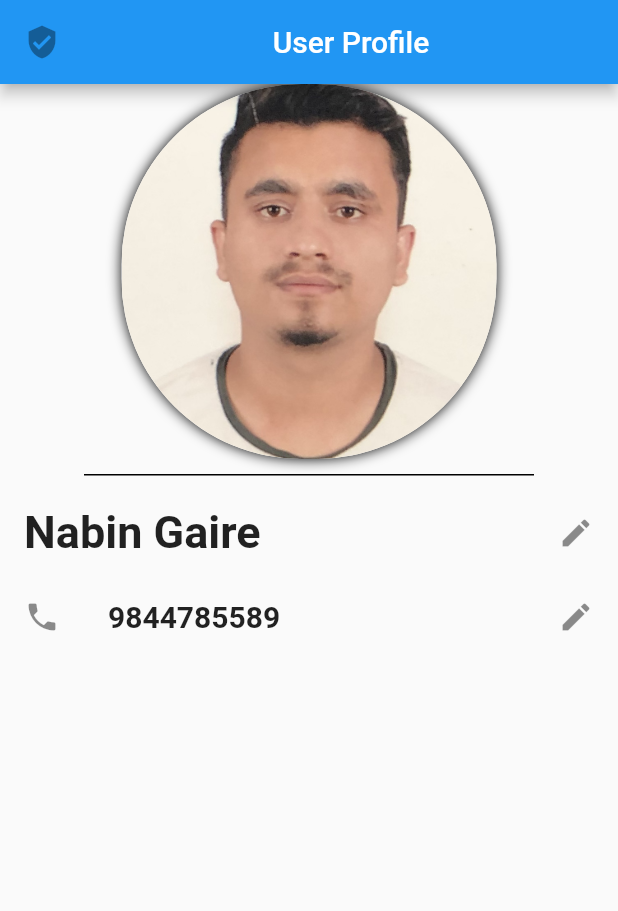
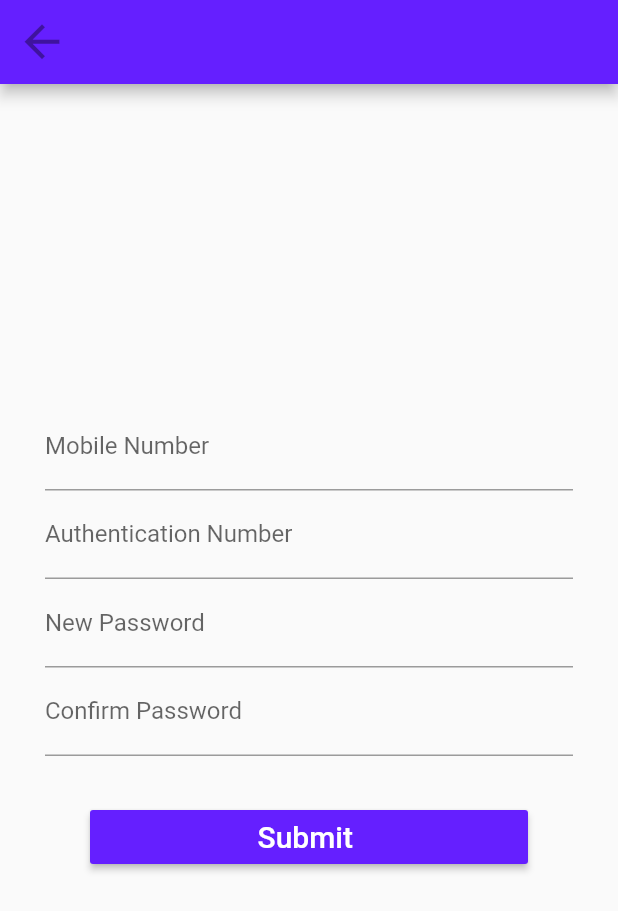
Before and after one commit to nabingaire/Bola-Taxi, a Flutter app: the screen it shows after launch, on a phone screen of 412 x 824 dp. Shown: the top 911 px of the screen. Run offline on Flutter 3.47's test engine with Material 2 defaults, Android fonts, the light colour scheme and no system bars.

Commit message:
Added Reset Password page

```diff
--- /dev/null
+++ b/bola_taxi/lib/Pages/ResetPassword.dart
@@ -0,0 +1,83 @@
+import 'package:flutter/material.dart';
+
+
+
+class ResetPassword extends StatefulWidget {
+  @override
+  _ResetPasswordState createState() => _ResetPasswordState();
+}
+
+class _ResetPasswordState extends State<ResetPassword> {
+  @override
+  Widget build(BuildContext context) {
+    return MaterialApp(
+      home: Scaffold(
+        appBar: AppBar(
+          title: new Center(
+            child: new Text(""),
+          ),
+          leading: new IconButton(
+            icon: new Icon(Icons.arrow_back),
+            iconSize: 35,
+            color: Colors.white,
+          ),
+          backgroundColor: Colors.deepPurpleAccent[400],
+        ),
+        body: _ResetPasswordUI(),
+      ),
+    );
+  }
+}
+class _ResetPasswordUI extends StatelessWidget {
+  @override
+  Widget build(BuildContext context) {
+    return Center(
+      child: SingleChildScrollView(
+        child: Column(
+          mainAxisSize: MainAxisSize.min,
+          children: <Widget>[
+            TextField(
+              decoration: InputDecoration(
+                labelText: 'Mobile Number',
+              ),
+            ),
+            TextField(
+              decoration: InputDecoration(
+                labelText: 'Authentication Number',
+              ),
+            ),
+            TextField(
+              decoration: InputDecoration(
+                labelText: 'New Password',
+              ),
+              obscureText: true,
+            ),
+            TextField(
+              decoration: InputDecoration(
+                labelText: 'Confirm Password',
+              ),
+              obscureText: true,
+
+        ),
+          Container(
+              child: SizedBox(
+                width: double.infinity,
+                child: RaisedButton(
+                  onPressed: () {},
+                  child: const Text(
+                    'Submit ',
+                    style: TextStyle(fontSize: 20, color: Colors.white),
+                  ),
+                  color: Colors.deepPurpleAccent[400],
+                ),
+              ),
+              padding: EdgeInsets.fromLTRB(30, 30, 30, 30),
+            ),
+          ]
+      ),
+      padding: EdgeInsets.fromLTRB(30, 30, 30, 30),
+    ),
+
+    );
+  }
+}
--- a/bola_taxi/lib/main.dart
+++ b/bola_taxi/lib/main.dart
@@ -1,5 +1,6 @@
 import 'package:bola_taxi/Pages/DriversHome.dart';
 import 'package:bola_taxi/Pages/PassengersHome.dart';
+import 'package:bola_taxi/Pages/ResetPassword.dart';
 import 'package:bola_taxi/Pages/RideHistory.dart';
 import 'package:bola_taxi/Pages/SignUpDriver.dart';
 import 'package:bola_taxi/Pages/SignUpPassenger.dart';
@@ -24,7 +25,7 @@ class _HomePageState extends State<HomePage> {
   Widget build(BuildContext context) {
     return MaterialApp(
       home: Scaffold(
-        body: UserProfile(),
+        body: ResetPassword(),
       ),
     );
   }
```
Also changed, not shown: bola_taxi/lib/Pages/ResetRequest.dart (added).
